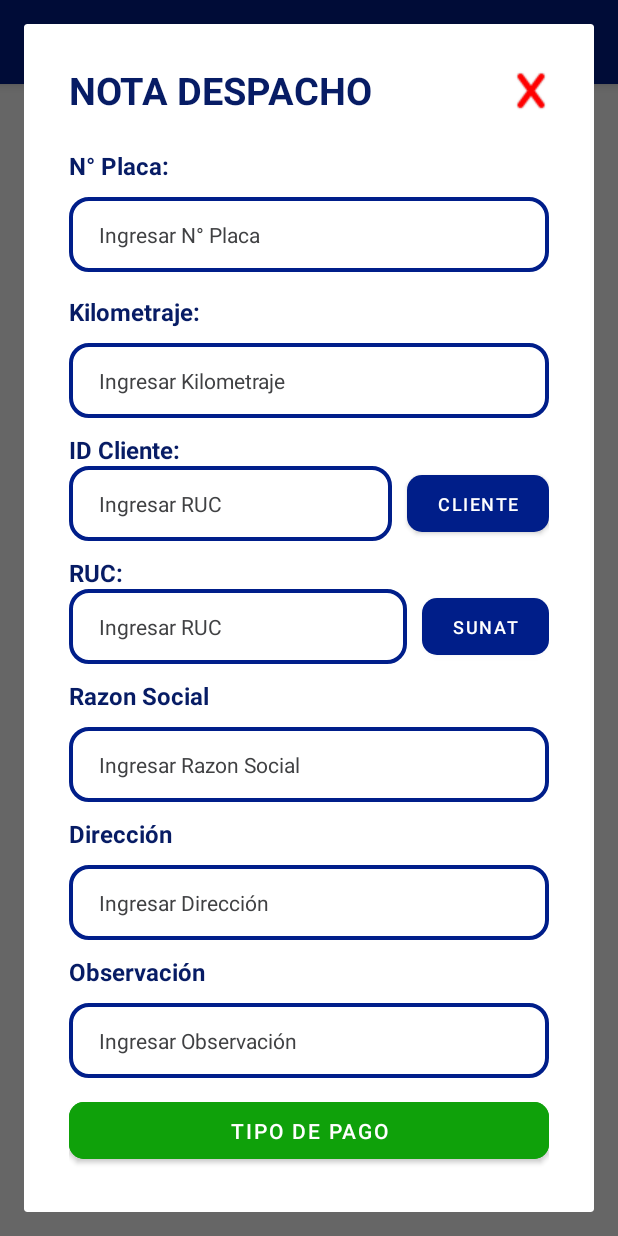
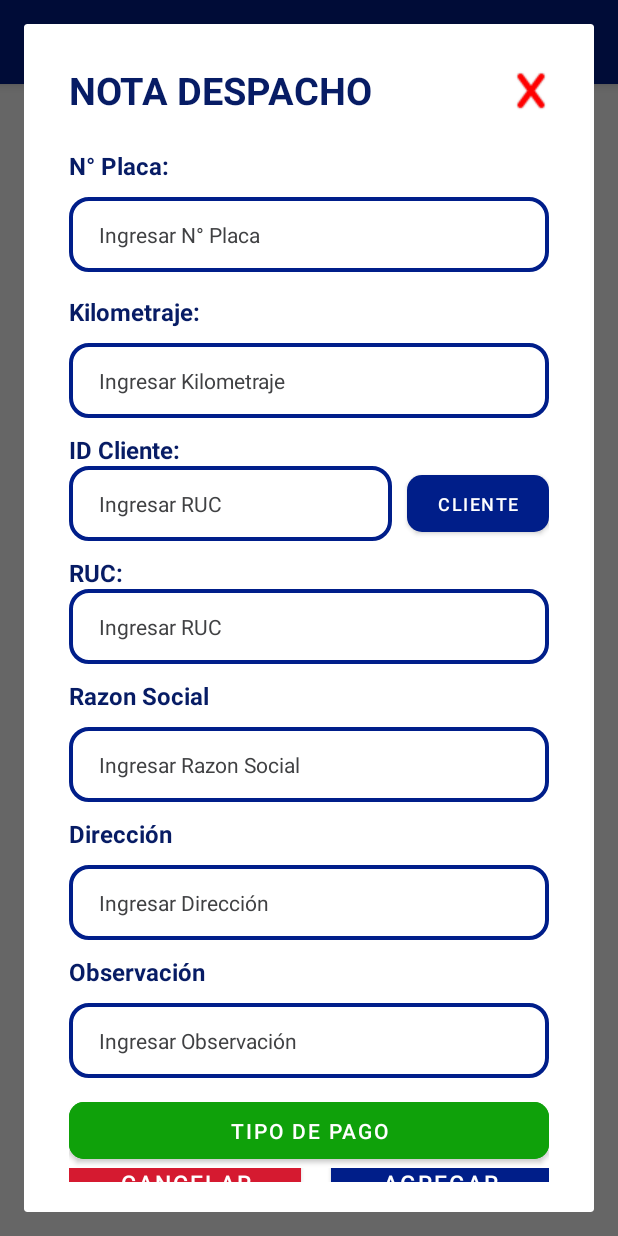
Before and after one commit to melinallacuag/RoblesAPP, an Android app: the fragment NotaDespachoFragment shown on its own in the app's theme, on a phone screen of 412 x 824 dp. Run offline under Robolectric (Android 15) with nearby library versions, the phone set to English and light mode, and no system bars.

Commit message:
se activo los datos del modal nota de despacho cada boton

```diff
--- a/app/src/main/java/com/example/roblesapp/NotaDespachoFragment.kt
+++ b/app/src/main/java/com/example/roblesapp/NotaDespachoFragment.kt
@@ -5,10 +5,15 @@ import androidx.fragment.app.Fragment
 import android.view.LayoutInflater
 import android.view.View
 import android.view.ViewGroup
+import android.widget.Toast
 import androidx.appcompat.app.AppCompatActivity
 import androidx.fragment.app.DialogFragment
 import kotlinx.android.synthetic.main.fragment_factura.*
+import kotlinx.android.synthetic.main.fragment_facturacion.view.*
 import kotlinx.android.synthetic.main.fragment_nota_despacho.*
+import kotlinx.android.synthetic.main.fragment_nota_despacho.view.*
+import kotlinx.android.synthetic.main.fragment_soles.view.*
+import kotlinx.android.synthetic.main.fragment_soles.view.btncerrar
 
 class NotaDespachoFragment : DialogFragment() {
 
@@ -18,7 +23,22 @@ class NotaDespachoFragment : DialogFragment() {
         savedInstanceState: Bundle?
     ): View? {
         // Inflate the layout for this fragment
-        return inflater.inflate(R.layout.fragment_nota_despacho, container, false)
+        var rootView: View = inflater.inflate(R.layout.fragment_nota_despacho,container,false)
+
+        rootView.btncerrar.setOnClickListener{
+            dismiss()
+        }
+
+        rootView.btncancelarndespacho.setOnClickListener{
+            dismiss()
+        }
+
+        rootView.btnagregarndespacho.setOnClickListener{
+
+            Toast.makeText(context,"Agregar Nota Despacho", Toast.LENGTH_LONG).show()
+            dismiss()
+        }
+        return rootView
     }
     override fun onViewCreated(view: View, savedInstanceState: Bundle?) {
         super.onViewCreated(view, savedInstanceState)
--- a/app/src/main/res/layout/fragment_nota_despacho.xml
+++ b/app/src/main/res/layout/fragment_nota_despacho.xml
@@ -33,7 +33,7 @@
                 android:layout_weight="1"/>
 
             <ImageButton
-                android:id="@+id/btncerrarsoles"
+                android:id="@+id/btncerrar"
                 android:layout_width="wrap_content"
                 android:layout_height="wrap_content"
                 android:layout_gravity="right"
@@ -135,12 +135,6 @@
             android:textColor="#071C65"
             android:textSize="16sp"
             android:textStyle="bold" />
-
-        <LinearLayout
-            android:layout_width="match_parent"
-            android:layout_height="wrap_content"
-            android:orientation="horizontal"
-            >
         <EditText
             android:id="@+id/inputruc"
             android:layout_width="match_parent"
@@ -152,21 +146,7 @@
             android:layout_gravity="left"
             android:textColor="#123456"
             android:textColorHint="#404143"
-                android:textSize="14sp"
-                android:layout_weight="1"/>
-
-            <Button
-                android:id="@+id/btnrenic"
-                android:layout_width="180sp"
-                android:layout_height="50sp"
-                android:layout_marginStart="10sp"
-                android:text="SUNAT"
-                android:layout_gravity="right"
-                android:textSize="12sp"
-                android:layout_weight="1"
-                app:cornerRadius="10sp"/>
-
-        </LinearLayout>
+            android:textSize="14sp"/>
 
         <TextView
             android:layout_width="match_parent"
@@ -250,19 +230,38 @@
             android:textSize="14sp"
             app:cornerRadius="10sp"/>
 
+        <LinearLayout
+            android:layout_width="match_parent"
+            android:layout_height="wrap_content"
+            android:orientation="horizontal">
             <Button
-            android:id="@+id/dialogDismiss_button"
-            android:layout_width="180sp"
-            android:layout_height="50sp"
-            android:layout_gravity="end"
-            android:layout_marginTop="10sp"
-            android:gravity="center"
+                android:id="@+id/btncancelarndespacho"
+                android:layout_width="wrap_content"
+                android:layout_height="60sp"
+                android:layout_marginTop="5sp"
+                android:text="Cancelar"
+                android:layout_marginEnd="20sp"
+                android:layout_gravity="center"
+                android:textAllCaps="true"
+                android:backgroundTint="#D51A30"
+                android:textColor="#fff"
+                android:textSize="15sp"
+                app:cornerRadius="10sp"
+                android:layout_weight="1"/>
+
+            <Button
+                android:id="@+id/btnagregarndespacho"
+                android:layout_width="wrap_content"
+                android:layout_height="60sp"
+                android:layout_marginTop="5sp"
                 android:text="Agregar"
+                android:layout_gravity="center"
+                android:textAllCaps="true"
+                android:textColor="#fff"
+                android:textSize="15sp"
                 app:cornerRadius="10sp"
-            android:textAllCaps="true"
-            android:textColor="@color/white"
-            android:textSize="14sp"
-            />
+                android:layout_weight="1"/>
+        </LinearLayout>
     </LinearLayout>
 
 </androidx.constraintlayout.widget.ConstraintLayout>
```
Lines whose indentation alone changed are shown as unchanged.
